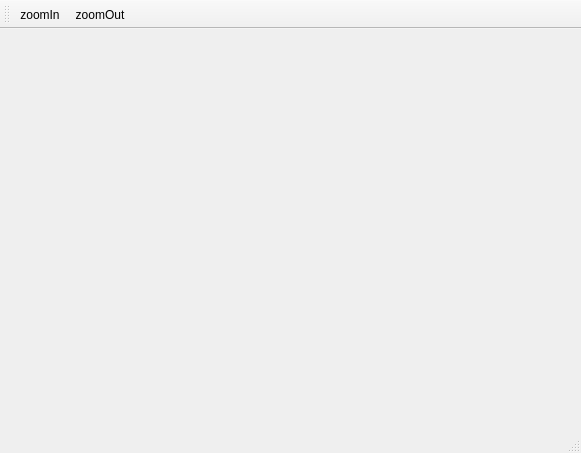
Qt form mainwindow.ui (xtfllbl/qjdRose) before a commit.
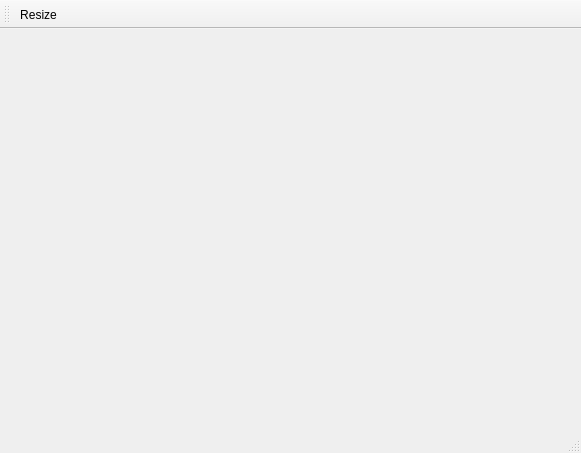
The same form after that commit.

Commit message: 添加resize按钮，权宜;

The edit to the form file:
```diff
--- a/mainwindow.ui
+++ b/mainwindow.ui
@@ -37,18 +37,15 @@
    <attribute name="toolBarBreak">
     <bool>false</bool>
    </attribute>
-   <addaction name="actionZoomIn"/>
-   <addaction name="actionZoomOut"/>
+   <addaction name="actionResize"/>
   </widget>
   <widget class="QStatusBar" name="statusBar"/>
-  <action name="actionZoomIn">
+  <action name="actionResize">
    <property name="text">
-    <string>zoomIn</string>
+    <string>Resize</string>
    </property>
-  </action>
-  <action name="actionZoomOut">
-   <property name="text">
-    <string>zoomOut</string>
+   <property name="toolTip">
+    <string>resize to normal size</string>
    </property>
   </action>
  </widget>
```
The commit also changes 2 other files.
